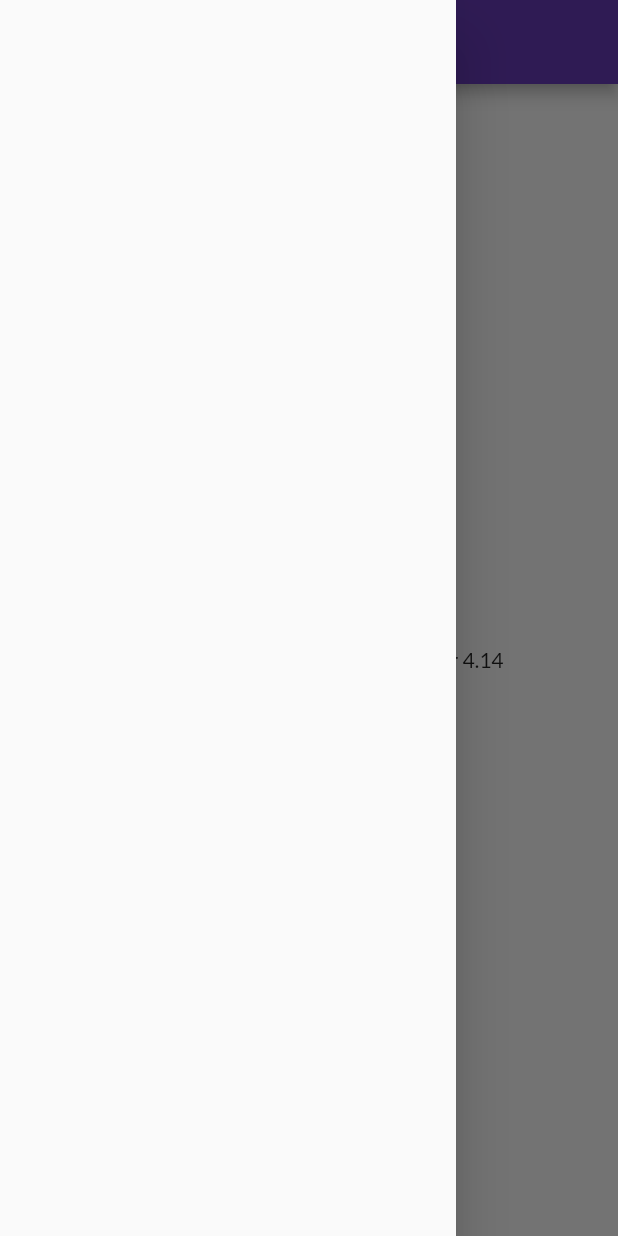
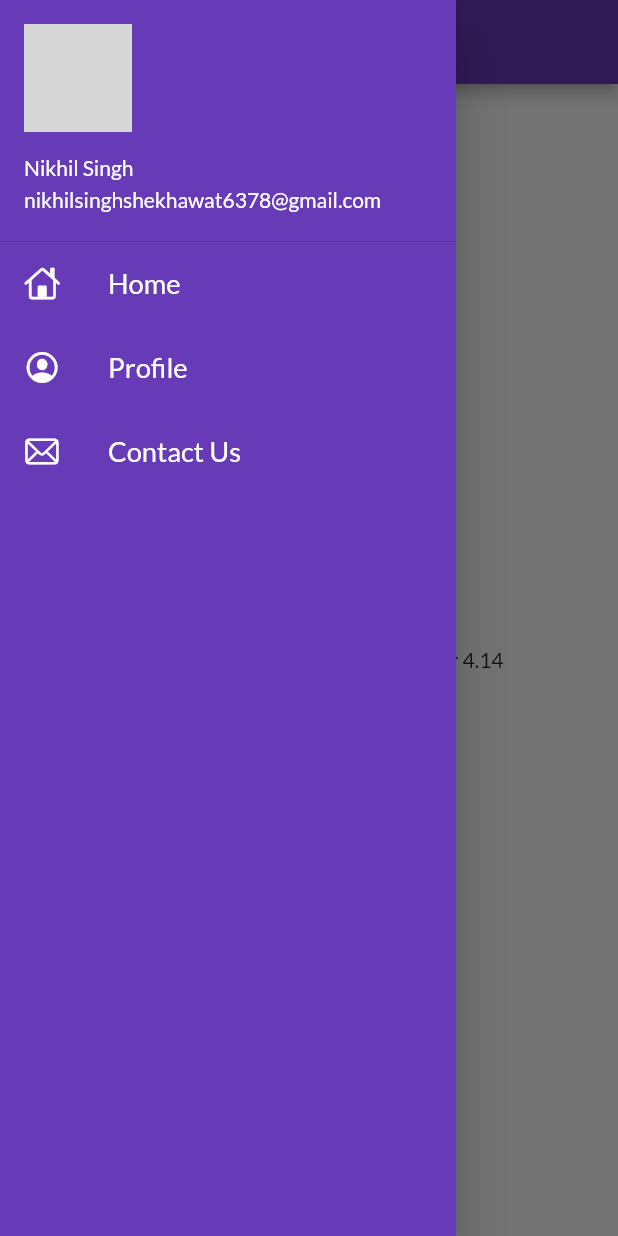
Before and after one commit to NICK-2002/HC-Mart, a Flutter app: the Homepage screen opened by its route, with the side drawer open, on a phone screen of 412 x 824 dp. Run offline on Flutter 3.47's test engine with Material 2 defaults, Android fonts, the phone set to English and light mode, and no system bars; our stand-ins replace google_fonts; network calls fail; grey boxes are pictures that could not be loaded.

Commit message:
eleventh commit

```diff
--- a/lib/main.dart
+++ b/lib/main.dart
@@ -25,6 +25,7 @@ class MyApp extends StatelessWidget {
       darkTheme: ThemeData(
         brightness: Brightness.dark,
       ),
+      initialRoute: "/",
       routes: {
         "/": (context) => LoginPage(),
         Myroutes.homeRoute: (context) => Homepage(),
--- a/lib/pages/home_page.dart
+++ b/lib/pages/home_page.dart
@@ -1,4 +1,6 @@
 import 'package:flutter/material.dart';
+
+import '../widgets/drawer.dart';
 
 class Homepage extends StatelessWidget {
   const Homepage({Key? key}) : super(key: key);
@@ -18,7 +20,7 @@ class Homepage extends StatelessWidget {
           child: Text("Welcome to $days $arr  flutter $fu"),
         ),
       ),
-      drawer: Drawer(),
+      drawer: Mydrawer(),
     );
   }
 }
--- /dev/null
+++ b/lib/widgets/drawer.dart
@@ -0,0 +1,70 @@
+// ignore_for_file: prefer_const_constructors
+
+import 'package:flutter/cupertino.dart';
+import 'package:flutter/material.dart';
+
+class Mydrawer extends StatelessWidget {
+  const Mydrawer({Key? key}) : super(key: key);
+
+  @override
+  Widget build(BuildContext context) {
+    // ignore: prefer_const_declarations
+    final urlImage =
+        "https://encrypted-tbn0.gstatic.com/images?q=tbn:ANd9GcRHySWRP1px6umwhp72BsPMKmfqL2QjcGEfMQ&usqp=CAU";
+    return Drawer(
+      child: Container(
+        color: Colors.deepPurple,
+        child: ListView(
+          padding: EdgeInsets.zero,
+          children: [
+            DrawerHeader(
+                padding: EdgeInsets.zero,
+                margin: EdgeInsets.zero,
+                child: UserAccountsDrawerHeader(
+                  margin: EdgeInsets.zero,
+                  accountName: Text("Nikhil Singh"),
+                  accountEmail: Text("nikhilsinghshekhawat6378@gmail.com"),
+                  currentAccountPicture: CircleAvatar(
+                    backgroundImage: NetworkImage(urlImage)),
+                ),
+                ),
+                ListTile(
+                  leading: Icon(
+                    CupertinoIcons.home,
+                    color: Colors.white,),
+                    title: Text(
+                      "Home",
+                      textScaleFactor: 1.3,
+                      style: TextStyle(
+                        color: Colors.white
+                      ),),
+                ),
+                ListTile(
+                  leading: Icon(
+                    CupertinoIcons.profile_circled,
+                    color: Colors.white,),
+                    title: Text(
+                      "Profile",
+                      textScaleFactor: 1.3,
+                      style: TextStyle(
+                        color: Colors.white
+                      ),),
+                ),
+                ListTile(
+                  leading: Icon(
+                    CupertinoIcons.mail,
+                    color: Colors.white,),
+                    title: Text(
+                      "Contact Us",
+                      textScaleFactor: 1.3,
+                      style: TextStyle(
+                        color: Colors.white
+                      ),),
+
+                )
+          ],
+        ),
+      ),
+    );
+  }
+}
```
